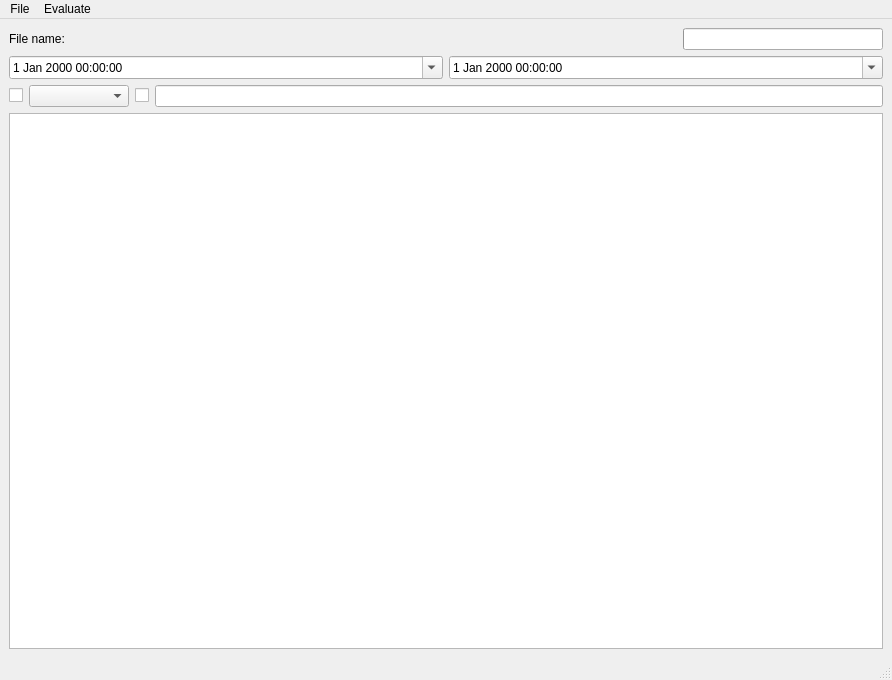
Qt form log_parser.ui (fgroes/LogParser) before a commit.
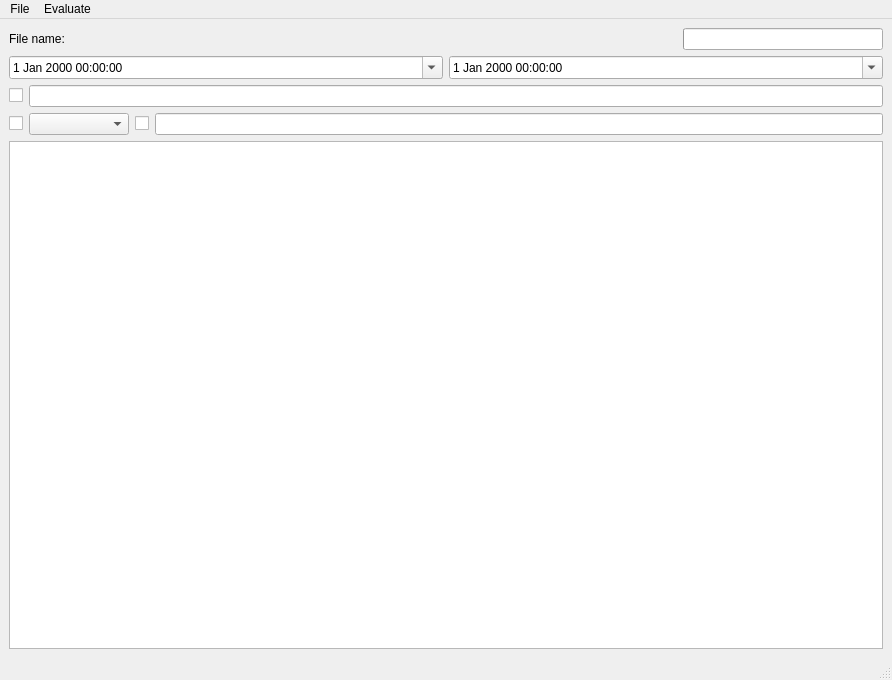
The same form after that commit.

Commit message: added new text edit for regex to remove lines from result

```diff
--- a/log_parser.ui
+++ b/log_parser.ui
@@ -87,6 +87,20 @@
         </item>
        </layout>
       </item>
+      <item>
+       <layout class="QHBoxLayout" name="horizontalLayout_4">
+        <item>
+         <widget class="QCheckBox" name="removeCheckBox">
+          <property name="text">
+           <string/>
+          </property>
+         </widget>
+        </item>
+        <item>
+         <widget class="QLineEdit" name="removeLineEdit"/>
+        </item>
+       </layout>
+      </item>
       <item>
        <layout class="QHBoxLayout" name="horizontalLayout">
         <item>
```
The commit also changes 2 other files.
